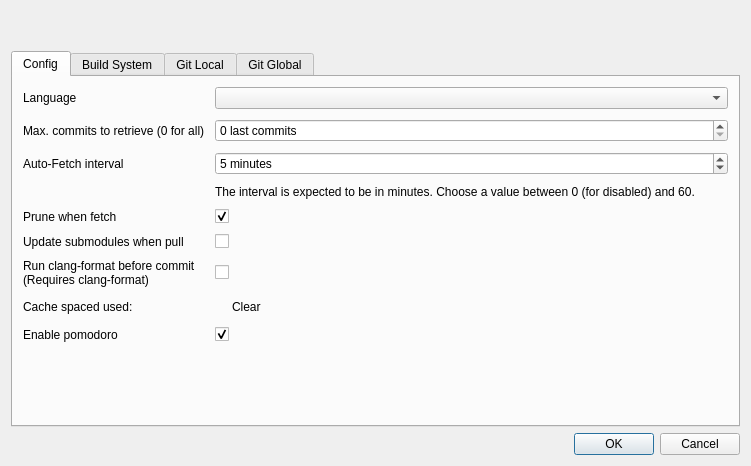
Before: the Qt Designer form src/aux_widgets/RepoConfigDlg.ui in francescmm/GitQlient, drawn with Qt 5.
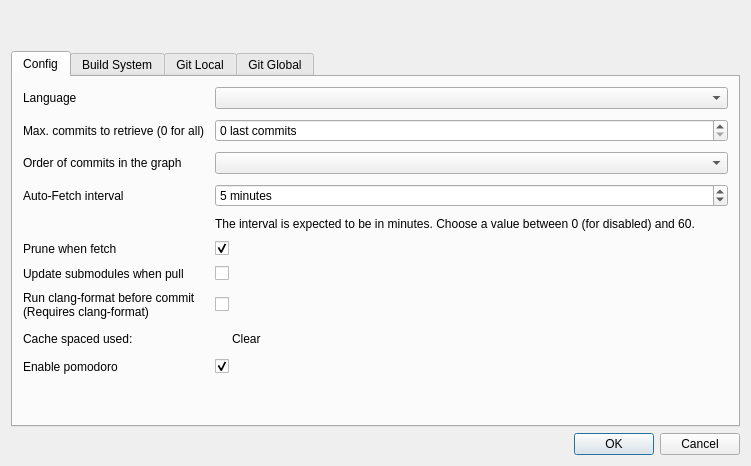
After: the same form once the commit is applied. Icons and pictures are not drawn. Custom widgets are drawn as their Qt base class.

Commit message: #179 Adding order configuration

The edit to the form file:
```diff
--- a/src/aux_widgets/RepoConfigDlg.ui
+++ b/src/aux_widgets/RepoConfigDlg.ui
@@ -76,29 +76,33 @@
         <number>10</number>
        </property>
        <item row="6" column="1">
-        <widget class="CheckBox" name="clangFormat">
+        <widget class="CheckBox" name="updateOnPull">
          <property name="text">
           <string/>
          </property>
         </widget>
        </item>
-       <item row="1" column="1">
-        <widget class="QSpinBox" name="sbMaxCommits">
+       <item row="3" column="0">
+        <widget class="QLabel" name="label">
+         <property name="text">
+          <string>Auto-Fetch interval</string>
+         </property>
+        </widget>
+       </item>
+       <item row="3" column="1">
+        <widget class="QSpinBox" name="autoFetch">
          <property name="suffix">
-          <string> last commits</string>
+          <string> minutes</string>
          </property>
          <property name="maximum">
-          <number>999999999</number>
-         </property>
-         <property name="singleStep">
-          <number>10</number>
+          <number>60</number>
          </property>
          <property name="value">
-          <number>0</number>
+          <number>5</number>
          </property>
         </widget>
        </item>
-       <item row="8" column="1">
+       <item row="9" column="1">
         <layout class="QHBoxLayout" name="horizontalLayout">
          <property name="spacing">
           <number>10</number>
@@ -132,38 +136,7 @@
          </item>
         </layout>
        </item>
-       <item row="1" column="0">
-        <widget class="QLabel" name="label_7">
-         <property name="text">
-          <string>Max. commits to retrieve (0 for all)</string>
-         </property>
-        </widget>
-       </item>
-       <item row="5" column="0">
-        <widget class="QLabel" name="label_5">
-         <property name="text">
-          <string>Update submodules when pull</string>
-         </property>
-        </widget>
-       </item>
-       <item row="2" column="0">
-        <widget class="QLabel" name="label">
-         <property name="text">
-          <string>Auto-Fetch interval</string>
-         </property>
-        </widget>
-       </item>
-       <item row="3" column="1">
-        <widget class="QLabel" name="label_3">
-         <property name="text">
-          <string>The interval is expected to be in minutes. Choose a value between 0 (for disabled) and 60.</string>
-         </property>
-         <property name="wordWrap">
-          <bool>true</bool>
-         </property>
-        </widget>
-       </item>
-       <item row="10" column="1">
+       <item row="11" column="1">
         <spacer name="verticalSpacer">
          <property name="orientation">
           <enum>Qt::Vertical</enum>
@@ -176,74 +149,6 @@
          </property>
         </spacer>
        </item>
-       <item row="4" column="0">
-        <widget class="QLabel" name="label_2">
-         <property name="text">
-          <string>Prune when fetch</string>
-         </property>
-        </widget>
-       </item>
-       <item row="4" column="1">
-        <widget class="CheckBox" name="pruneOnFetch">
-         <property name="text">
-          <string/>
-         </property>
-         <property name="checked">
-          <bool>true</bool>
-         </property>
-        </widget>
-       </item>
-       <item row="8" column="0">
-        <widget class="QLabel" name="label_4">
-         <property name="text">
-          <string>Cache spaced used:</string>
-         </property>
-        </widget>
-       </item>
-       <item row="2" column="1">
-        <widget class="QSpinBox" name="autoFetch">
-         <property name="suffix">
-          <string> minutes</string>
-         </property>
-         <property name="maximum">
-          <number>60</number>
-         </property>
-         <property name="value">
-          <number>5</number>
-         </property>
-        </widget>
-       </item>
-       <item row="9" column="1">
-        <widget class="CheckBox" name="cbPomodoroEnabled">
-         <property name="text">
-          <string/>
-         </property>
-         <property name="checked">
-          <bool>true</bool>
-         </property>
-        </widget>
-       </item>
-       <item row="5" column="1">
-        <widget class="CheckBox" name="updateOnPull">
-         <property name="text">
-          <string/>
-         </property>
-        </widget>
-       </item>
-       <item row="9" column="0">
-        <widget class="QLabel" name="label_13">
-         <property name="text">
-          <string>Enable pomodoro</string>
-         </property>
-        </widget>
-       </item>
-       <item row="6" column="0">
-        <widget class="QLabel" name="labelClangFormat">
-         <property name="text">
-          <string>&lt;html&gt;&lt;head/&gt;&lt;body&gt;&lt;p&gt;Run clang-format before commit&lt;br/&gt;(Requires clang-format)&lt;/p&gt;&lt;/body&gt;&lt;/html&gt;</string>
-         </property>
-        </widget>
-       </item>
        <item row="0" column="0">
         <widget class="QLabel" name="label_8">
          <property name="text">
@@ -251,9 +156,114 @@
          </property>
         </widget>
        </item>
+       <item row="7" column="0">
+        <widget class="QLabel" name="labelClangFormat">
+         <property name="text">
+          <string>&lt;html&gt;&lt;head/&gt;&lt;body&gt;&lt;p&gt;Run clang-format before commit&lt;br/&gt;(Requires clang-format)&lt;/p&gt;&lt;/body&gt;&lt;/html&gt;</string>
+         </property>
+        </widget>
+       </item>
+       <item row="10" column="1">
+        <widget class="CheckBox" name="cbPomodoroEnabled">
+         <property name="text">
+          <string/>
+         </property>
+         <property name="checked">
+          <bool>true</bool>
+         </property>
+        </widget>
+       </item>
+       <item row="10" column="0">
+        <widget class="QLabel" name="label_13">
+         <property name="text">
+          <string>Enable pomodoro</string>
+         </property>
+        </widget>
+       </item>
        <item row="0" column="1">
         <widget class="QComboBox" name="cbTranslations"/>
        </item>
+       <item row="5" column="1">
+        <widget class="CheckBox" name="pruneOnFetch">
+         <property name="text">
+          <string/>
+         </property>
+         <property name="checked">
+          <bool>true</bool>
+         </property>
+        </widget>
+       </item>
+       <item row="1" column="0">
+        <widget class="QLabel" name="label_7">
+         <property name="text">
+          <string>Max. commits to retrieve (0 for all)</string>
+         </property>
+        </widget>
+       </item>
+       <item row="9" column="0">
+        <widget class="QLabel" name="label_4">
+         <property name="text">
+          <string>Cache spaced used:</string>
+         </property>
+        </widget>
+       </item>
+       <item row="4" column="1">
+        <widget class="QLabel" name="label_3">
+         <property name="text">
+          <string>The interval is expected to be in minutes. Choose a value between 0 (for disabled) and 60.</string>
+         </property>
+         <property name="wordWrap">
+          <bool>true</bool>
+         </property>
+        </widget>
+       </item>
+       <item row="5" column="0">
+        <widget class="QLabel" name="label_2">
+         <property name="text">
+          <string>Prune when fetch</string>
+         </property>
+        </widget>
+       </item>
+       <item row="1" column="1">
+        <widget class="QSpinBox" name="sbMaxCommits">
+         <property name="suffix">
+          <string> last commits</string>
+         </property>
+         <property name="maximum">
+          <number>999999999</number>
+         </property>
+         <property name="singleStep">
+          <number>10</number>
+         </property>
+         <property name="value">
+          <number>0</number>
+         </property>
+        </widget>
+       </item>
+       <item row="7" column="1">
+        <widget class="CheckBox" name="clangFormat">
+         <property name="text">
+          <string/>
+         </property>
+        </widget>
+       </item>
+       <item row="6" column="0">
+        <widget class="QLabel" name="label_5">
+         <property name="text">
+          <string>Update submodules when pull</string>
+         </property>
+        </widget>
+       </item>
+       <item row="2" column="1">
+        <widget class="QComboBox" name="cbLogOrder"/>
+       </item>
+       <item row="2" column="0">
+        <widget class="QLabel" name="label_9">
+         <property name="text">
+          <string>Order of commits in the graph</string>
+         </property>
+        </widget>
+       </item>
       </layout>
      </widget>
      <widget class="QWidget" name="tab_4">
```
The commit also changes 4 other files.
